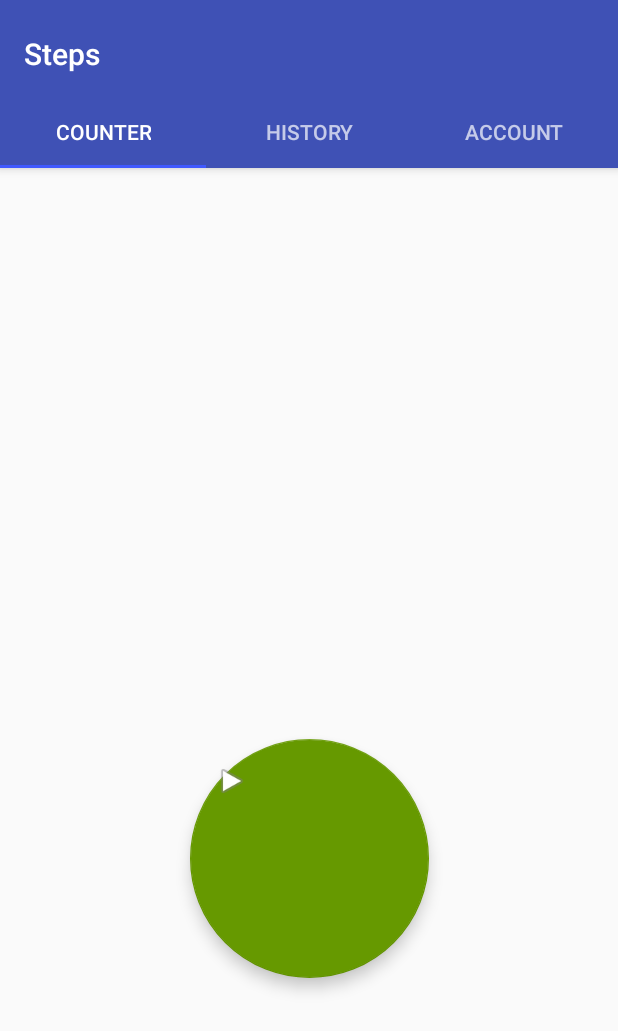
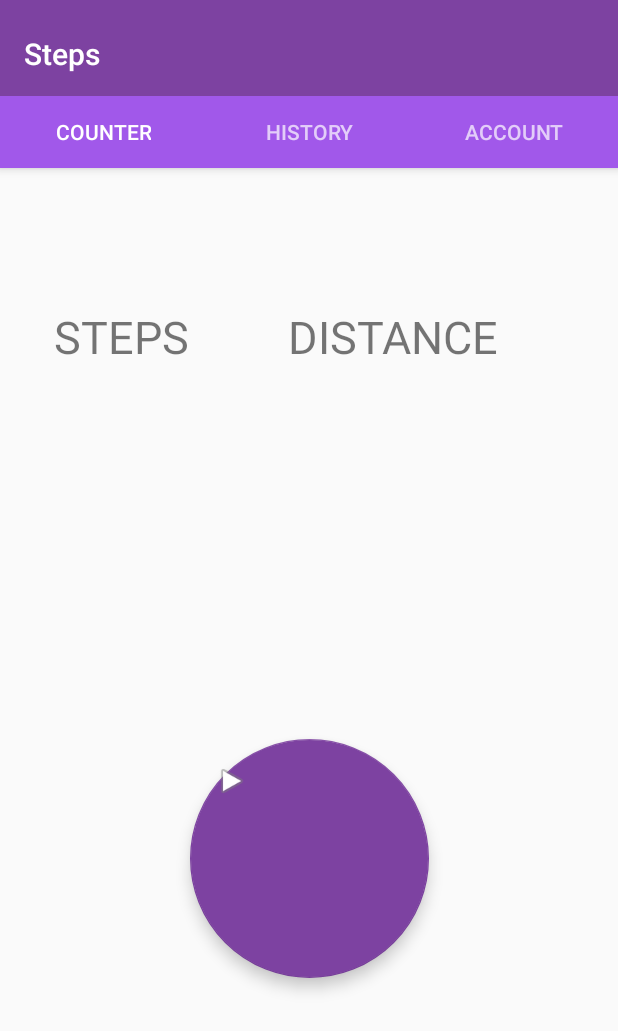
Before and after one commit to hitesh-2457/Steps, an Android app: the screen it shows after launch (MainActivity), on a phone screen of 412 x 824 dp. Shown: the top 1031 px of the screen. Run offline under Robolectric (Android 15) with nearby library versions, the phone set to English and light mode, and no system bars; 1 statement that could not run was skipped.

Commit message:
Changed the app look

```diff
--- a/app/src/main/java/com/utd/mxp165130/steps/MainActivity.java
+++ b/app/src/main/java/com/utd/mxp165130/steps/MainActivity.java
@@ -38,6 +38,7 @@ public class MainActivity extends AppCompatActivity implements SensorEventListen
     private static Sensor mStepDetector;
     private int initialCount = 0;
     private TextView counter;
+    private TextView dateDisplay;
     private DataProcessing dataObject;
     //private ArrayList<StepCounterInstance>stepCounterData;
     private boolean state;
@@ -112,7 +113,7 @@ public class MainActivity extends AppCompatActivity implements SensorEventListen
         ArrayList<StepCounterInstance> stepCounterData = dataObject.getStepCounterData();
         dataObject.readFromUserAccountDataFile(getBaseContext());
 
-        this.counter = (TextView) findViewById(R.id.textView8);
+        this.counter = (TextView) findViewById(R.id.txtStepsDisplay);
     }
 
     @Override
@@ -181,16 +182,20 @@ public class MainActivity extends AppCompatActivity implements SensorEventListen
         if(state){
             startTime = new Date();
             currentDate = new Date();
+            dateDisplay = ((View) v.getParent()).findViewById(R.id.txtDateDisplay);
+            dateDisplay.setText(dataObject.ConvertDateToString(currentDate,dataObject.getUserData().getDateFormat()));
             FloatingActionButton Btn_play_pause = (FloatingActionButton) findViewById(R.id.Btn_play_pause);
             Btn_play_pause.setImageResource(android.R.drawable.ic_media_pause);
-            counter = ((View) v.getParent()).findViewById(R.id.textView8);
+            counter = ((View) v.getParent()).findViewById(R.id.txtStepsDisplay);
             counter.setVisibility(View.VISIBLE);
+            dateDisplay.setVisibility(View.VISIBLE);
             this.initialCount = 0;
             counter.setText("0");
 
         }
         //pause is clicked
         else{
+            dateDisplay.setVisibility(View.INVISIBLE);
             stopTime = new Date();
             FloatingActionButton Btn_play_pause = (FloatingActionButton) findViewById(R.id.Btn_play_pause);
             Btn_play_pause.setImageResource(android.R.drawable.ic_media_play);
--- a/app/src/main/java/com/utd/mxp165130/steps/UserAccount.java
+++ b/app/src/main/java/com/utd/mxp165130/steps/UserAccount.java
@@ -75,6 +75,10 @@ public class UserAccount implements Parcelable {
         return this.inches_per_step;
     }
 
+    public String getMetricUnit() {
+        return this.metric == 1 ? "km" : "miles";
+    }
+
     public int getMetric() {
         return this.metric;
     }
--- a/app/src/main/res/drawable-v24/ic_launcher_foreground.xml
+++ b/app/src/main/res/drawable-v24/ic_launcher_foreground.xml
@@ -31,4 +31,5 @@
         android:pathData="M66.94,46.02L66.94,46.02C72.44,50.07 76,56.61 76,64L32,64C32,56.61 35.56,50.11 40.98,46.06L36.18,41.19C35.45,40.45 35.45,39.3 36.18,38.56C36.91,37.81 38.05,37.81 38.78,38.56L44.25,44.05C47.18,42.57 50.48,41.71 54,41.71C57.48,41.71 60.78,42.57 63.68,44.05L69.11,38.56C69.84,37.81 70.98,37.81 71.71,38.56C72.44,39.3 72.44,40.45 71.71,41.19L66.94,46.02ZM62.94,56.92C64.08,56.92 65,56.01 65,54.88C65,53.76 64.08,52.85 62.94,52.85C61.8,52.85 60.88,53.76 60.88,54.88C60.88,56.01 61.8,56.92 62.94,56.92ZM45.06,56.92C46.2,56.92 47.13,56.01 47.13,54.88C47.13,53.76 46.2,52.85 45.06,52.85C43.92,52.85 43,53.76 43,54.88C43,56.01 43.92,56.92 45.06,56.92Z"
         android:strokeColor="#00000000"
         android:strokeWidth="1" />
+
 </vector>
--- /dev/null
+++ b/app/src/main/res/drawable/border.xml
@@ -0,0 +1,15 @@
+<?xml version="1.0" encoding="utf-8"?>
+<shape xmlns:android=" http://schemas.android.com/apk/ res/android" android:thickness="0dp" android:shape="rectangle">
+
+    <stroke android:width="2dp"
+        android:color="#44aa77"/>
+
+    <corners android:radius="10dp"
+        />
+
+    <padding android:left="10dp"
+        android:top="5dp"
+        android:right="10dp"
+        android:bottom="5dp"/>
+
+</shape>
--- a/app/src/main/res/layout/activity_main.xml
+++ b/app/src/main/res/layout/activity_main.xml
@@ -29,14 +29,16 @@
 
         <android.support.design.widget.TabLayout
             android:id="@+id/tabs"
+            android:background="@color/colorAccent"
             android:layout_width="match_parent"
             android:layout_height="wrap_content">
+
 
             <android.support.design.widget.TabItem
                 android:id="@+id/tabItem"
                 android:layout_width="wrap_content"
                 android:layout_height="wrap_content"
-                android:text= "@string/tab_text_1"/>
+                android:text="@string/tab_text_1" />
 
             <android.support.design.widget.TabItem
                 android:id="@+id/tabItem2"
--- a/app/src/main/res/layout/fragment_main.xml
+++ b/app/src/main/res/layout/fragment_main.xml
@@ -8,16 +8,33 @@
     tools:context=".TabFragment1">
 
     <TextView
-        android:id="@+id/textView8"
+        android:id="@+id/txtDistanceDisplay"
         android:layout_width="wrap_content"
         android:layout_height="wrap_content"
         android:layout_marginEnd="16dp"
         android:layout_marginStart="16dp"
-        android:layout_marginTop="24dp"
+        android:layout_marginTop="164dp"
         android:text="TextView"
-        android:textSize="36sp"
+        android:textSize="30sp"
         android:visibility="invisible"
         app:layout_constraintEnd_toEndOf="parent"
+        app:layout_constraintHorizontal_bias="0.873"
+        app:layout_constraintStart_toStartOf="parent"
+        app:layout_constraintTop_toTopOf="parent" />
+
+    <TextView
+        android:id="@+id/txtStepsDisplay"
+        android:layout_width="wrap_content"
+        android:layout_height="wrap_content"
+        android:layout_marginEnd="16dp"
+        android:layout_marginStart="16dp"
+        android:layout_marginTop="164dp"
+        android:text="TextView"
+        android:textSize="30sp"
+        android:visibility="invisible"
+        android:background=" @drawable/border"
+        app:layout_constraintEnd_toEndOf="parent"
+        app:layout_constraintHorizontal_bias="0.087"
         app:layout_constraintStart_toStartOf="parent"
         app:layout_constraintTop_toTopOf="parent" />
 
@@ -32,7 +49,7 @@
         android:clickable="true"
         android:onClick="startRec"
         android:src="@android:drawable/ic_media_play"
-        app:backgroundTint="@android:color/holo_green_dark"
+        app:backgroundTint="@color/ButtonColor"
         app:layout_constraintBottom_toBottomOf="parent"
         app:layout_constraintEnd_toEndOf="parent"
         app:layout_constraintHorizontal_bias="0.5"
@@ -40,4 +57,38 @@
         app:layout_constraintTop_toTopOf="parent"
         app:layout_constraintVertical_bias="0.487" />
 
+    <TextView
+        android:id="@+id/txtDistance"
+        android:layout_width="wrap_content"
+        android:layout_height="wrap_content"
+        android:layout_marginStart="192dp"
+        android:layout_marginTop="92dp"
+        android:text="DISTANCE"
+        android:textSize="30sp"
+        app:layout_constraintStart_toStartOf="parent"
+        app:layout_constraintTop_toTopOf="parent" />
+
+    <TextView
+        android:id="@+id/txtSteps"
+        android:layout_width="wrap_content"
+        android:layout_height="wrap_content"
+        android:layout_marginStart="36dp"
+        android:layout_marginTop="92dp"
+        android:text="STEPS"
+        android:textSize="30sp"
+        app:layout_constraintStart_toStartOf="parent"
+        app:layout_constraintTop_toTopOf="parent" />
+
+    <TextView
+        android:id="@+id/txtDateDisplay"
+        android:layout_width="344dp"
+        android:layout_height="58dp"
+        android:layout_marginStart="36dp"
+        android:layout_marginTop="25dp"
+        android:text="DATE"
+        android:textSize="30sp"
+        android:visibility="invisible"
+        app:layout_constraintStart_toStartOf="parent"
+        app:layout_constraintTop_toTopOf="parent" />
+
 </android.support.constraint.ConstraintLayout>
--- a/app/src/main/res/values/colors.xml
+++ b/app/src/main/res/values/colors.xml
@@ -1,6 +1,10 @@
 <?xml version="1.0" encoding="utf-8"?>
 <resources>
-    <color name="colorPrimary">#3F51B5</color>
-    <color name="colorPrimaryDark">#303F9F</color>
-    <color name="colorAccent">#4059ff</color>
+    <color name="colorPrimary">#7d42a1</color>
+    <color name="colorPrimaryDark">#43226e</color>
+    <color name="colorAccent">#a158ea</color>
+    <color name="ButtonColor">#7d42a1</color>
+    <color name="StepsColor">#3e964d</color>
+    <color name="DistanceColor">#3e964d</color>
+
 </resources>
```
Also changed, not shown: app/src/main/java/com/utd/mxp165130/steps/DataProcessing.java (+9 -0 lines), app/src/main/java/com/utd/mxp165130/steps/RecyclerViewAdapter.java (+7 -6 lines), app/src/main/java/com/utd/mxp165130/steps/StableArrayAdapter.java (+4 -8 lines), app/src/main/res/layout/content_summary.xml (+5 -5 lines), app/src/main/res/layout/history_row.xml (+10 -10 lines).
